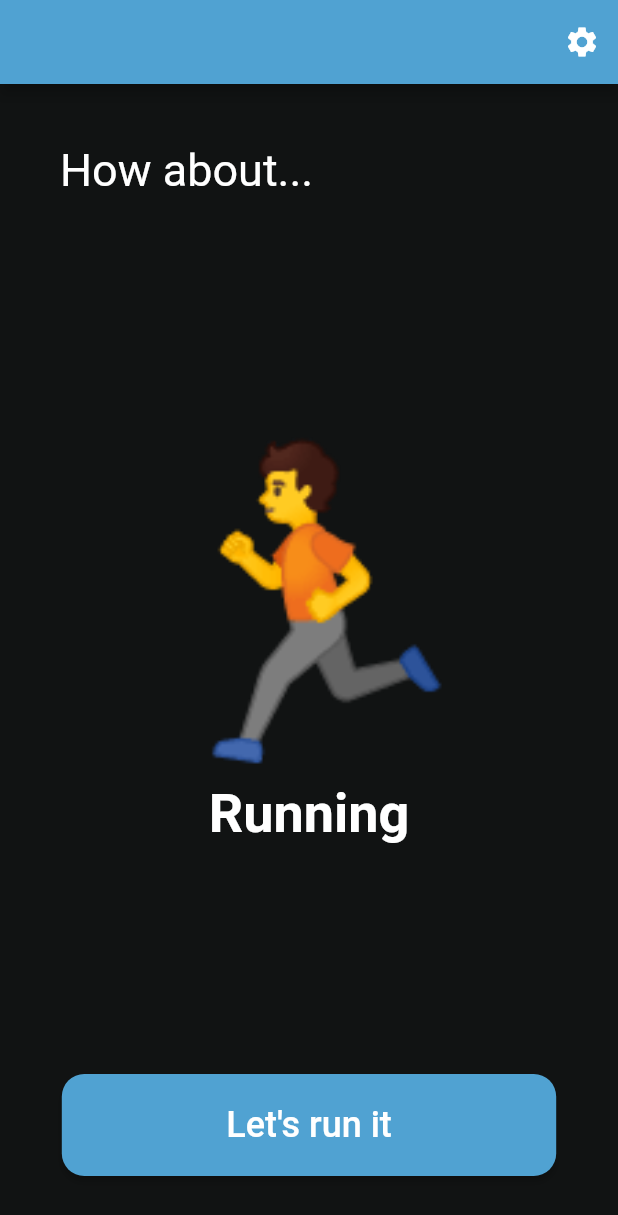
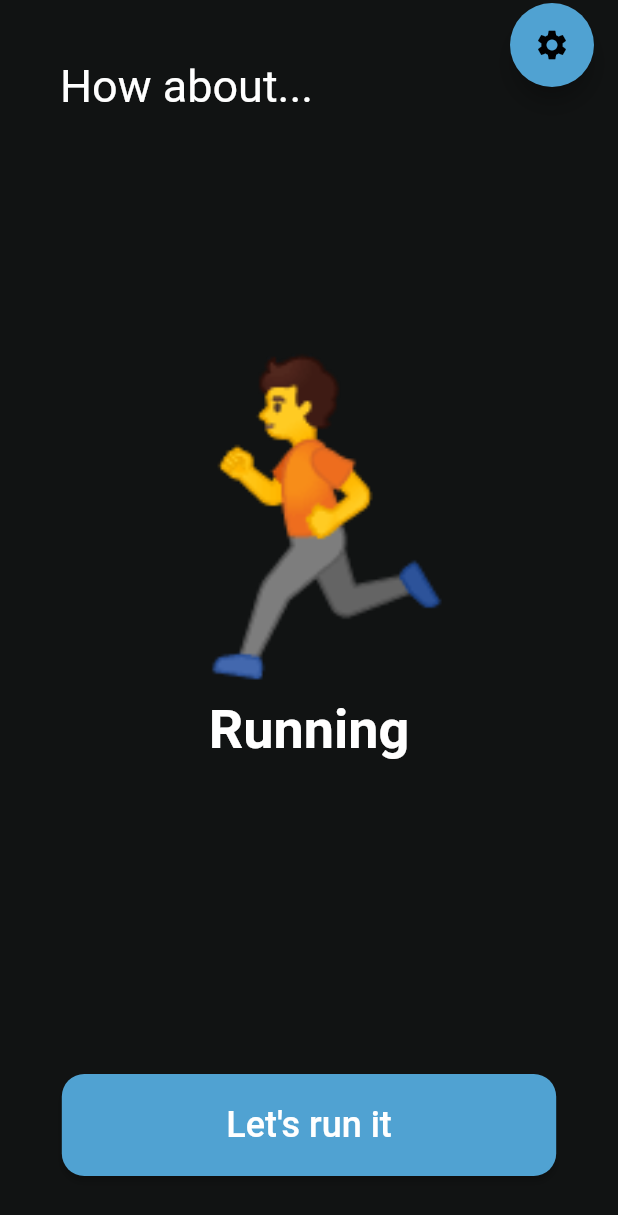
Before and after one commit to jacehalvorson/name_tbd, a Flutter app: the screen it shows after launch, on a phone screen of 412 x 824 dp. Shown: the top 1215 px of the screen. Run offline on Flutter 3.47's test engine with Material 2 defaults, Android fonts, the light colour scheme and no system bars; generated files the repository leaves out were written again.

Commit message:
Rename sample_feature to main_page
Add routing to activities page

Replace app bar with floating action button

```diff
--- a/lib/src/activities_page/activities.dart
+++ b/lib/src/activities_page/activities.dart
@@ -4,7 +4,9 @@ import 'activity_tile.dart';
 import 'draggable_sheet.dart';
 
 class ActivitiesPage extends StatefulWidget {
-  const ActivitiesPage({Key? key});
+  const ActivitiesPage({super.key});
+
+  static const routeName = '/activites';
 
   @override
   State<ActivitiesPage> createState() => _ActivitiesPageState();
@@ -23,13 +25,18 @@ class _ActivitiesPageState extends State<ActivitiesPage> {
 
   @override
   Widget build(BuildContext context) {
+    Brightness brightness = Theme.of(context).brightness;
+    Color backgroundColor =
+        ThemeColor.getColor(ColorType.background, brightness);
+    Color textColor = ThemeColor.getColor(ColorType.text, brightness);
+
     return Scaffold(
-      backgroundColor: ThemeColor.getColor(ColorType.background, Brightness.dark),
+      backgroundColor: backgroundColor,
       body: Stack(
         children: [
           Center(
             child: Padding(
-              padding: EdgeInsets.only(top: 80, left: 14, right: 14),
+              padding: const EdgeInsets.only(top: 80, left: 14, right: 14),
               child: Column(
                 //mainAxisAlignment: MainAxisAlignment.center, // Center vertically
                 children: [
@@ -38,17 +45,17 @@ class _ActivitiesPageState extends State<ActivitiesPage> {
                       Align(
                         alignment: Alignment.centerLeft,
                         child: IconButton(
-                          icon: Icon(Icons.arrow_back_ios),
+                          icon: const Icon(Icons.arrow_back_ios),
                           iconSize: 28,
-                          color: ThemeColor.getColor(ColorType.text, Brightness.dark),
+                          color: textColor,
                           onPressed: () {
                             Navigator.pop(context);
                           },
                         ),
                       ),
-                      Center(
+                      const Center(
                         child: Padding(
-                          padding: const EdgeInsets.only(top: 4),
+                          padding: EdgeInsets.only(top: 4),
                           child: Text(
                             'Activities',
                             style: TextStyle(
@@ -68,17 +75,18 @@ class _ActivitiesPageState extends State<ActivitiesPage> {
                         MainAxisAlignment.end, // Align children to the right
                     children: [
                       IconButton(
-                        icon: Icon(Icons.swap_vert),
+                        icon: const Icon(Icons.swap_vert),
                         iconSize: 28,
-                        color: ThemeColor.getColor(ColorType.text, Brightness.dark),
+                        color: ThemeColor.getColor(
+                            ColorType.text, Brightness.dark),
                         onPressed: () {
                           // Implement sorting logic here
                         },
                       ),
-                      SizedBox(
+                      const SizedBox(
                         width: 0,
                       ),
-                      Text(
+                      const Text(
                         'Sorting',
                         style: TextStyle(
                           color: Colors.white,
@@ -98,8 +106,8 @@ class _ActivitiesPageState extends State<ActivitiesPage> {
                             width: 2), // Yellow border around the ListView
                       ),
                       child: ListView.builder(
-                        padding:
-                            EdgeInsets.only(top: 0), // Set top padding to 0
+                        padding: const EdgeInsets.only(
+                            top: 0), // Set top padding to 0
                         itemCount: names.length,
                         itemBuilder: (BuildContext context, int index) {
                           return ActivityTile(
--- a/lib/src/activities_page/activity_tile.dart
+++ b/lib/src/activities_page/activity_tile.dart
@@ -5,7 +5,8 @@ class ActivityTile extends StatelessWidget {
   final String emoji;
   final String name;
 
-  ActivityTile({
+  const ActivityTile({
+    super.key,
     required this.emoji,
     required this.name,
   });
@@ -13,7 +14,7 @@ class ActivityTile extends StatelessWidget {
   @override
   Widget build(BuildContext context) {
     return Padding(
-      padding: EdgeInsets.symmetric(vertical: 4),
+      padding: const EdgeInsets.symmetric(vertical: 4),
       child: Container(
         height: 64, // Set the desired height
         decoration: BoxDecoration(
@@ -30,14 +31,14 @@ class ActivityTile extends StatelessWidget {
                   padding: const EdgeInsets.symmetric(horizontal: 24),
                   child: Text(
                     emoji,
-                    style: TextStyle(fontSize: 32),
+                    style: const TextStyle(fontSize: 32),
                   ),
                 ),
                 Expanded(
                   child: Text(
                     name,
                     textAlign: TextAlign.left,
-                    style: TextStyle(
+                    style: const TextStyle(
                       color: Color(0xFFF9F9F9),
                       fontSize: 16,
                       fontFamily: 'Montserrat',
@@ -49,7 +50,7 @@ class ActivityTile extends StatelessWidget {
                 Padding(
                   padding: const EdgeInsets.symmetric(horizontal: 8.0),
                   child: IconButton(
-                    icon: Icon(Icons.more_horiz),
+                    icon: const Icon(Icons.more_horiz),
                     iconSize: 28,
                     color: ThemeColor.getColor(ColorType.text, Brightness.dark),
                     onPressed: () {
--- a/lib/src/activities_page/draggable_sheet.dart
+++ b/lib/src/activities_page/draggable_sheet.dart
@@ -3,7 +3,7 @@ import 'package:refresh/src/theme.dart';
 import 'searchbar.dart';
 
 class DraggableSheet extends StatefulWidget {
-  const DraggableSheet({Key? key});
+  const DraggableSheet({super.key});
 
   @override
   State<DraggableSheet> createState() => _DraggableSheetState();
@@ -54,7 +54,7 @@ class _DraggableSheetState extends State<DraggableSheet> {
                     color: Colors.black.withOpacity(0.7),
                     spreadRadius: 10,
                     blurRadius: 30,
-                    offset: Offset(0, 4),
+                    offset: const Offset(0, 4),
                   ),
                 ],
               ),
--- a/lib/src/activities_page/searchbar.dart
+++ b/lib/src/activities_page/searchbar.dart
@@ -17,7 +17,8 @@ class CustomHeaderDelegate extends SliverPersistentHeaderDelegate {
   Widget build(
       BuildContext context, double shrinkOffset, bool overlapsContent) {
     return Container(
-      decoration: BoxDecoration( // box decoration is unnecesary if padding is switched to the container
+      decoration: BoxDecoration(
+        // box decoration is unnecesary if padding is switched to the container
         color: ThemeColor.getColor(ColorType.darkGray, Brightness.dark),
         borderRadius: BorderRadius.circular(10.0),
       ),
@@ -73,7 +74,7 @@ class CustomHeaderDelegate extends SliverPersistentHeaderDelegate {
                               size: 24.0,
                             ),
                             counterText: "",
-                            contentPadding: EdgeInsets.only(left: 8),
+                            contentPadding: const EdgeInsets.only(left: 8),
                             hintText: 'What do you like to do?',
                             hintStyle: TextStyle(
                               fontFamily: 'Montserrat',
--- a/lib/src/app.dart
+++ b/lib/src/app.dart
@@ -2,7 +2,8 @@ import 'package:flutter/material.dart';
 import 'package:flutter_gen/gen_l10n/app_localizations.dart';
 import 'package:flutter_localizations/flutter_localizations.dart';
 
-import 'sample_feature/refresh.dart';
+import 'main_page/refresh.dart';
+import 'activities_page/activities.dart';
 import 'settings/settings_controller.dart';
 import 'settings/settings_view.dart';
 
@@ -66,10 +67,12 @@ class MyApp extends StatelessWidget {
               settings: routeSettings,
               builder: (BuildContext context) {
                 switch (routeSettings.name) {
+                  case MainPage.routeName:
+                    return const MainPage();
                   case SettingsView.routeName:
                     return SettingsView(controller: settingsController);
-                  case MainPage.routeName:
-                    return const MainPage();
+                  case ActivitiesPage.routeName:
+                    return const ActivitiesPage();
                   default:
                     return const MainPage();
                 }
--- /dev/null
+++ b/lib/src/main_page/acceptance.dart
@@ -0,0 +1,48 @@
+import 'package:flutter/material.dart';
+import 'package:refresh/src/theme.dart';
+
+class AcceptanceButton extends StatelessWidget {
+  const AcceptanceButton({super.key, required this.onPressed});
+
+  final VoidCallback onPressed;
+
+  @override
+  Widget build(BuildContext context) {
+    // Get the current color scheme
+    Brightness brightness = Theme.of(context).brightness;
+    Color primaryColor = ThemeColor.getColor(ColorType.primary, brightness);
+
+    return Padding(
+      // 40.0 from the bottom of the screen
+      padding: const EdgeInsets.only(bottom: 40.0),
+      child: FractionallySizedBox(
+        // 80% of screen width
+        widthFactor: 0.8,
+
+        child: ElevatedButton(
+          // Button action which is passed in as parameter
+          onPressed: onPressed,
+
+          // Button style
+          style: ButtonStyle(
+            padding: MaterialStateProperty.all(
+              const EdgeInsets.symmetric(vertical: 20.0),
+            ),
+            backgroundColor: MaterialStateProperty.all(primaryColor),
+            shape: MaterialStateProperty.all(
+              RoundedRectangleBorder(
+                borderRadius: BorderRadius.circular(15.0),
+              ),
+            ),
+          ),
+
+          // Button text
+          child: const Text(
+            "Let's run it",
+            style: TextStyle(fontSize: 24),
+          ),
+        ),
+      ),
+    );
+  }
+}
--- /dev/null
+++ b/lib/src/main_page/activity.dart
@@ -0,0 +1,107 @@
+import 'package:flutter/material.dart';
+import 'package:refresh/src/theme.dart';
+import 'package:refresh/src/main_page/animated_positioned_opacity.dart';
+
+// How long a swipe animation takes
+const swipeDuration = Duration(milliseconds: 250);
+
+// How far above the top of the screen that hidden objects are placed
+const offScreenAboveDistance = 300.0;
+// The multiplier for the screen height to determine the on-screen position
+const onScreenMultiplier = 0.28;
+// How far below the bottom of the screen that hidden objects are placed
+const offScreenBelowDistance = 0.0;
+
+class ActivityType {
+  int id;
+  String title;
+  String icon;
+
+  ActivityType({required this.id, required this.title, required this.icon});
+}
+
+// Animated activity widget with icon/text that slides on/off the screen
+class SlidingActivityWidget extends StatefulWidget {
+  const SlidingActivityWidget(
+      {super.key, required this.activity, required this.swipeCount});
+
+  final ActivityType activity;
+  final int swipeCount;
+
+  @override
+  State<SlidingActivityWidget> createState() => _SlidingActivityWidgetState();
+}
+
+class _SlidingActivityWidgetState extends State<SlidingActivityWidget> {
+  @override
+  Widget build(BuildContext context) {
+    double bottomOfScreenPosition = MediaQuery.of(context).size.height;
+
+    // Give the widget a position (0, 1, or 2)
+    int adjustedSwipeCount = widget.swipeCount % 3;
+
+    Map<int, double> topValues = {
+      // Subtract the distance from the bottom of the screen to the top of the widget
+      0: bottomOfScreenPosition - offScreenBelowDistance,
+      // Use a fraction of the screen height to place the widget on the screen
+      1: bottomOfScreenPosition * onScreenMultiplier,
+      // Negate distance to place above the top of the screen
+      2: offScreenAboveDistance * -1,
+    };
+
+    return AnimatedPositionedOpacity(
+      // 400 ms animation for swiping
+      duration: const Duration(milliseconds: 300),
+
+      // Based on the swipe count, determine the top position of the widget
+      // Use ! to assert that the value is not null
+      topValue: topValues[adjustedSwipeCount]!,
+
+      // When adjustedSwipeCount is 1, this widget is on the screen
+      opacityValue: (adjustedSwipeCount == 1) ? 1 : 0,
+
+      child: ActivityWidget(
+        activity: widget.activity,
+      ),
+    );
+  }
+}
+
+// Activity icon (emoji)
+class ActivityWidget extends StatelessWidget {
+  const ActivityWidget({super.key, required this.activity});
+
+  final ActivityType activity;
+
+  @override
+  Widget build(BuildContext context) {
+    // Get the current color scheme
+    Brightness brightness = Theme.of(context).brightness;
+    Color textColor = ThemeColor.getColor(ColorType.text, brightness);
+
+    return Padding(
+      padding: const EdgeInsets.only(bottom: 40.0),
+      child: Column(
+        children: [
+          // Display the emoji as text because it is a string
+          Text(
+            activity.icon,
+            style: const TextStyle(
+              fontSize: 200,
+            ),
+          ),
+
+          // Activity title
+          Text(
+            activity.title,
+            style: TextStyle(
+              fontSize: 36.0,
+              fontWeight: FontWeight.bold,
+              color: textColor,
+            ),
+          ),
+        ],
+      ),
+    );
+  }
+}
--- /dev/null
+++ b/lib/src/main_page/animated_positioned_opacity.dart
@@ -0,0 +1,31 @@
+import 'package:flutter/material.dart';
+
+class AnimatedPositionedOpacity extends StatelessWidget {
+  final double topValue;
+  final double opacityValue;
+  final Widget child;
+  final Duration duration;
+
+  const AnimatedPositionedOpacity({
+    super.key,
+    required this.topValue,
+    required this.opacityValue,
+    required this.duration,
+    required this.child,
+  });
+
+  @override
+  Widget build(BuildContext context) {
+    return AnimatedPositioned(
+      duration: duration,
+      top: topValue,
+      left: 0,
+      right: 0,
+      child: AnimatedOpacity(
+        duration: duration,
+        opacity: opacityValue,
+        child: child,
+      ),
+    );
+  }
+}
--- /dev/null
+++ b/lib/src/main_page/refresh.dart
@@ -0,0 +1,131 @@
+import 'package:flutter/material.dart';
+import 'package:refresh/src/main_page/acceptance.dart';
+import 'package:refresh/src/theme.dart';
+import 'package:refresh/src/main_page/activity.dart';
+import 'package:refresh/src/settings/settings_view.dart';
+
+const iconSize = 40.0;
+const iconPaddingTop = 18.0;
+const iconPaddingRight = 0.0;
+
+class MainPage extends StatefulWidget {
+  const MainPage({super.key});
+
+  static const routeName = '/';
+
+  @override
+  State<MainPage> createState() => _MainPageState();
+}
+
+/// Displays detailed information about a SampleItem.
+class _MainPageState extends State<MainPage> {
+  // Default value, this is what will be first displayed to the user.
+  int swipeCount = 0;
+  DateTime? lastPressTime;
+
+  // Callback function passed to the AcceptanceButton
+  void acceptanceCallback() {
+    // Set the activity title to the randomly generated string
+    setState(() {
+      // Only increment swipe count if there hasn't been a button press
+      // or if the last button press was more than swipeDuration (300 ms) ago
+      if (lastPressTime == null ||
+          DateTime.now().difference(lastPressTime!) > swipeDuration) {
+        swipeCount++;
+        lastPressTime = DateTime.now();
+      }
+    });
+  }
+
+  @override
+  Widget build(BuildContext context) {
+    // Get the current color scheme
+    Brightness brightness = Theme.of(context).brightness;
+    Color backgroundColor =
+        ThemeColor.getColor(ColorType.background, brightness);
+    Color primaryColor = ThemeColor.getColor(ColorType.primary, brightness);
+    Color textColor = ThemeColor.getColor(ColorType.text, brightness);
+
+    return Scaffold(
+      backgroundColor: backgroundColor,
+      floatingActionButton: Padding(
+        padding:
+            const EdgeInsets.only(top: iconPaddingTop, right: iconPaddingRight),
+        child: Align(
+          alignment: Alignment.topRight,
+          child: FloatingActionButton(
+            backgroundColor: primaryColor,
+            onPressed: () {
+              setState(() {
+                // Navigate to the settings page. If the user leaves and returns
+                // to the app after it has been killed while running in the
+                // background, the navigation stack is restored.
+                Navigator.restorablePushNamed(context, SettingsView.routeName);
+              });
+            },
+            child: const Icon(Icons.settings),
+          ),
+        ),
+      ),
+      body: Stack(
+        children: [
+          // If we add some backgound (image, gradient, pattern, etc.)
+          // this is where to put it.
+          // For example:
+          // BackgroundElement(),
+
+          // Animate the ActivityWidget on and off the screen
+          SlidingActivityWidget(
+            activity: ActivityType(
+              id: 1,
+              title: 'Running',
+              icon: '🏃',
+            ),
+            swipeCount: swipeCount + 1,
+          ),
+          SlidingActivityWidget(
+            activity: ActivityType(
+              id: 2,
+              title: 'Snowboarding',
+              icon: '🏂',
+            ),
+            swipeCount: swipeCount,
+          ),
+          SlidingActivityWidget(
+            activity: ActivityType(
+              id: 3,
+              title: 'Basketball',
+              icon: '🏀',
+            ),
+            swipeCount: swipeCount + 2,
+          ),
+
+          // Layout for the 'How about...' text and 'Let's run it' button
+          Column(
+            mainAxisAlignment: MainAxisAlignment.spaceBetween,
+            crossAxisAlignment: CrossAxisAlignment.center,
+            children: [
+              // 'How about...' text at the top
+              Padding(
+                padding: const EdgeInsets.all(40.0),
+                child: Align(
+                  alignment: Alignment.topLeft,
+                  child: Text(
+                    'How about...',
+                    style: TextStyle(
+                      fontSize: 30.0,
+                      color: textColor,
+                    ),
+                  ),
+                ),
+              ),
+
+              // 'Let's run it' button at the bottom
+              AcceptanceButton(onPressed: acceptanceCallback)
+            ],
+          ),
+        ],
+      ),
+    );
+  }
+}
```
